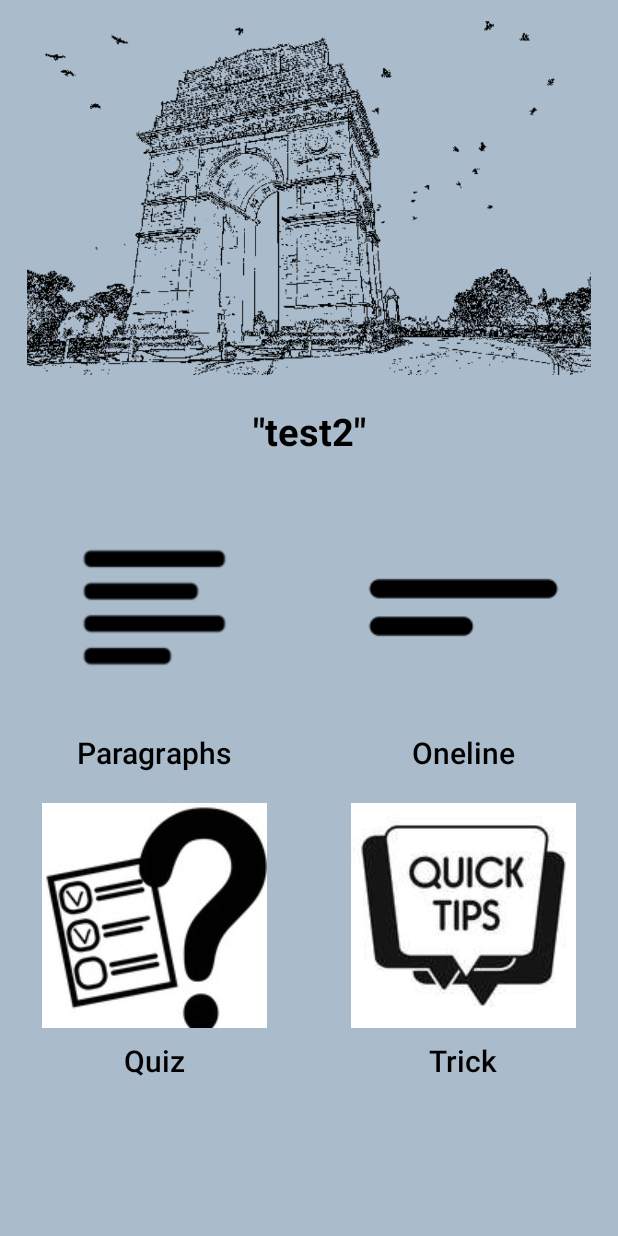
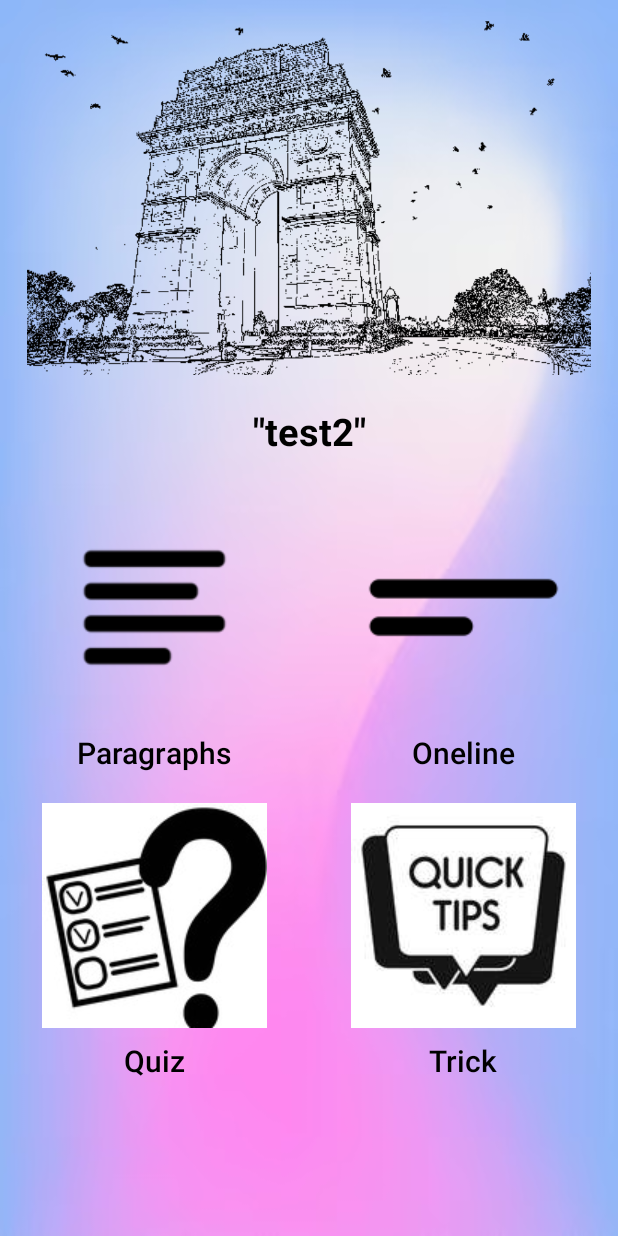
Before and after one commit to Subodh-DC/Ein, an Android app: the screen it shows after launch (MainActivity), on a phone screen of 412 x 824 dp. Run offline under Robolectric (Android 15) with nearby library versions, the phone set to English and light mode, and no system bars.

Commit message:
home background

```diff
--- a/app/src/main/res/layout/activity_main.xml
+++ b/app/src/main/res/layout/activity_main.xml
@@ -4,7 +4,7 @@
     xmlns:app="http://schemas.android.com/apk/res-auto"
     xmlns:tools="http://schemas.android.com/tools"
     android:id="@+id/main"
-    android:background="#ABC"
+    android:background="@drawable/img"
     android:layout_width="match_parent"
     android:layout_height="match_parent"
     tools:context=".activity.MainActivity">
@@ -103,7 +103,6 @@
                     android:drawableTop="@drawable/trick"
                     android:layout_height="wrap_content"/>
 
-
             </LinearLayout>
 
         </LinearLayout>
```
Also changed, not shown: app/src/main/res/drawable/img.png (added).
